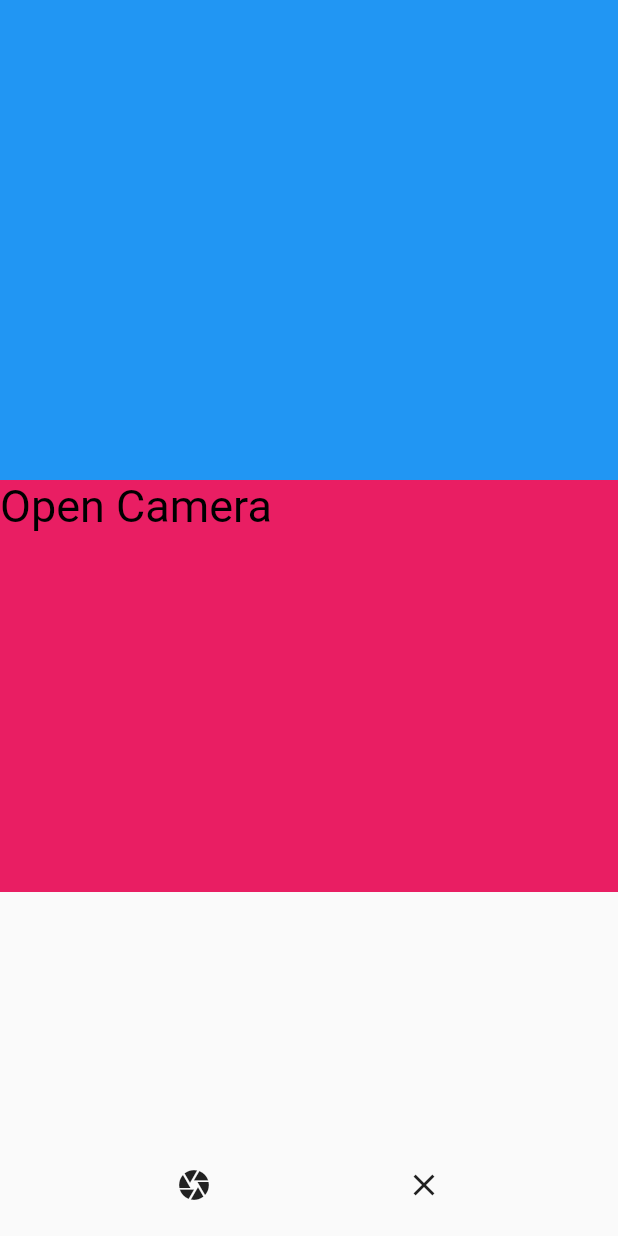
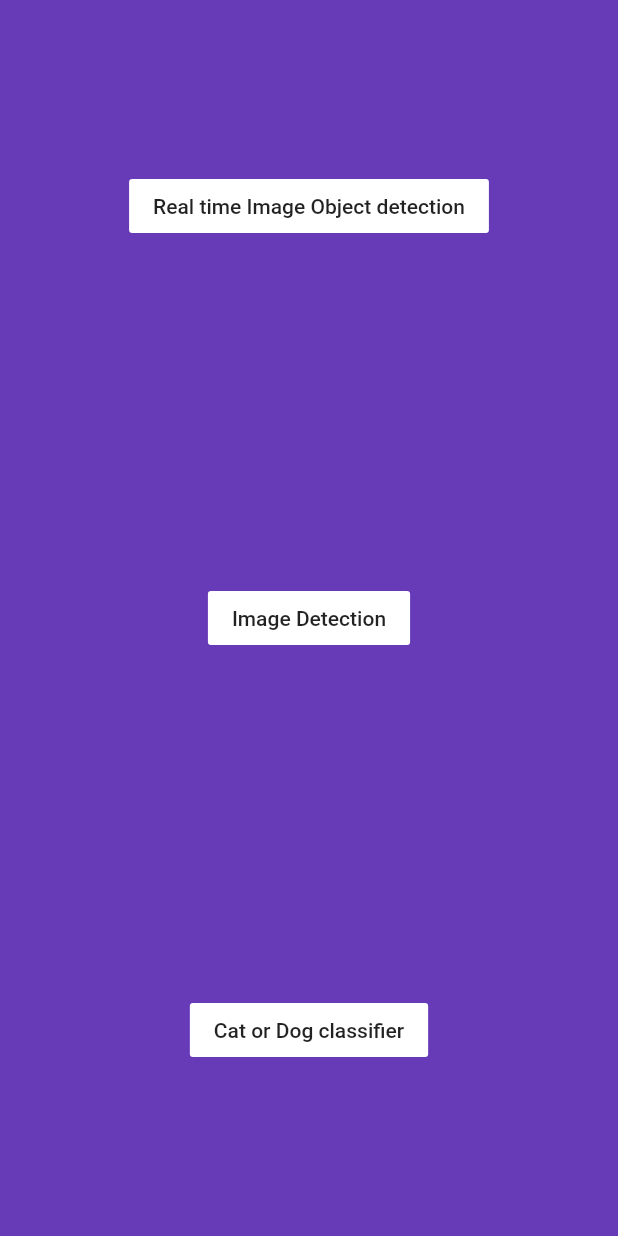
Before and after one commit to Saransh-cpp/Cyborg, a Flutter app: the screen it shows after launch, on a phone screen of 412 x 824 dp. Run offline on Flutter 3.47's test engine with Material 2 defaults, Android fonts, the phone set to English and light mode, and no system bars; our stand-ins replace camera; missing offline and left inert: tflite; project files that could hold a hidden picture were left out.

Commit message:
Added Choices screen

```diff
--- a/lib/main.dart
+++ b/lib/main.dart
@@ -1,4 +1,4 @@
-import 'package:cyborg/screens/home.dart';
+import 'package:cyborg/screens/choice.dart';
 import 'package:flutter/material.dart';
 import 'package:camera/camera.dart';
 
@@ -15,7 +15,7 @@ class MyApp extends StatelessWidget {
   Widget build(BuildContext context) {
     return MaterialApp(
       debugShowCheckedModeBanner: false,
-      home: CyborgScreen(),
+      home: Choice(),
     );
   }
 }
--- /dev/null
+++ b/lib/screens/choice.dart
@@ -0,0 +1,43 @@
+import 'package:cyborg/screens/two_objects_realtime_identification.dart';
+import 'package:flutter/material.dart';
+
+class Choice extends StatefulWidget {
+  @override
+  _ChoiceState createState() => _ChoiceState();
+}
+
+class _ChoiceState extends State<Choice> {
+  @override
+  Widget build(BuildContext context) {
+    return SafeArea(
+      child: Scaffold(
+        backgroundColor: Colors.deepPurple,
+        body: Center(
+          child: Column(
+            mainAxisAlignment: MainAxisAlignment.spaceAround,
+            children: [
+              FlatButton(
+                color: Colors.white,
+                  onPressed: () {
+                    Navigator.push(context,
+                        MaterialPageRoute(builder: (c) => Identifying2Objects()));
+                  },
+                  child: Text('Real time Image Object detection')
+              ),
+              FlatButton(
+                  color: Colors.white,
+                  onPressed: () {},
+                  child: Text('Image Detection')
+              ),
+              FlatButton(
+                  color: Colors.white,
+                  onPressed: () {},
+                  child: Text('Cat or Dog classifier')
+              ),
+            ],
+          ),
+        ),
+      ),
+    );
+  }
+}
--- a/lib/screens/home.dart
+++ b/lib/screens/two_objects_realtime_identification.dart
@@ -3,12 +3,12 @@ import 'package:cyborg/main.dart';
 import 'package:flutter/material.dart';
 import 'package:tflite/tflite.dart';
 
-class CyborgScreen extends StatefulWidget {
+class Identifying2Objects extends StatefulWidget {
   @override
-  _CyborgScreenState createState() => _CyborgScreenState();
+  _Identifying2ObjectsState createState() => _Identifying2ObjectsState();
 }
 
-class _CyborgScreenState extends State<CyborgScreen> {
+class _Identifying2ObjectsState extends State<Identifying2Objects> {
 
   bool isWorking = false;
   List<dynamic> results;
```
